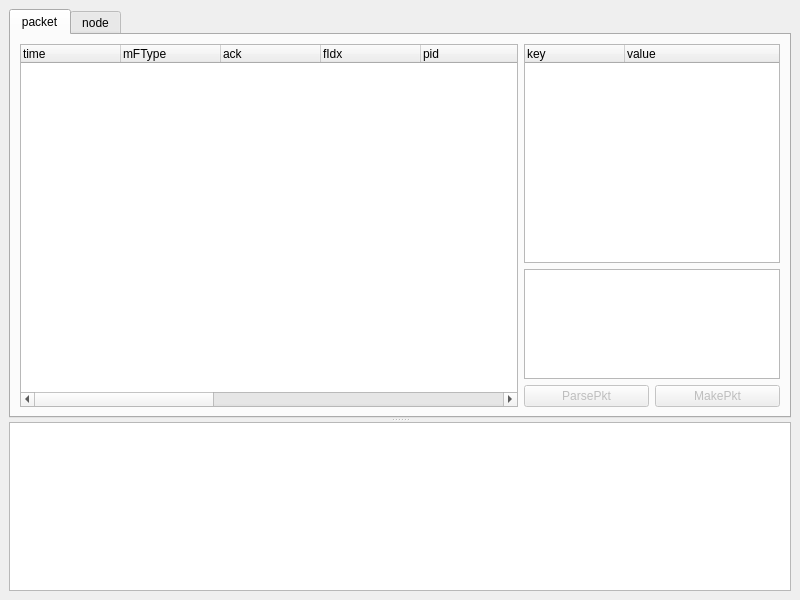
Above: mainwindow.ui from zaazbb/YM001NetworkAnalyzer before the change. Below: the same form after it.
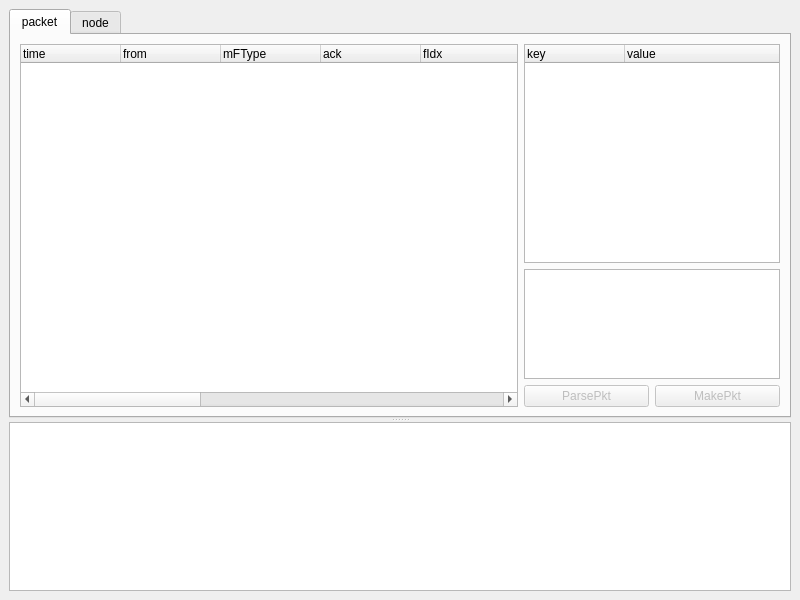
That is the form after the change.

Patch:
```diff
--- a/mainwindow.ui
+++ b/mainwindow.ui
@@ -51,6 +51,11 @@
              <string>time</string>
             </property>
            </column>
+           <column>
+            <property name="text">
+             <string>from</string>
+            </property>
+           </column>
            <column>
             <property name="text">
              <string>mFType</string>
```
